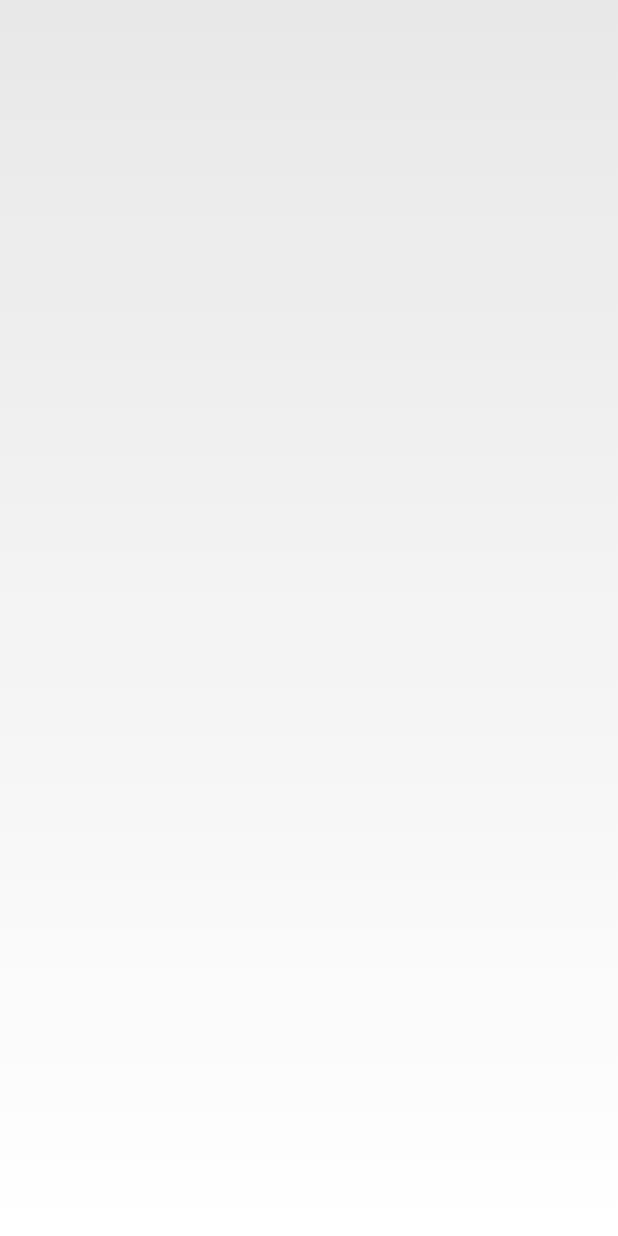
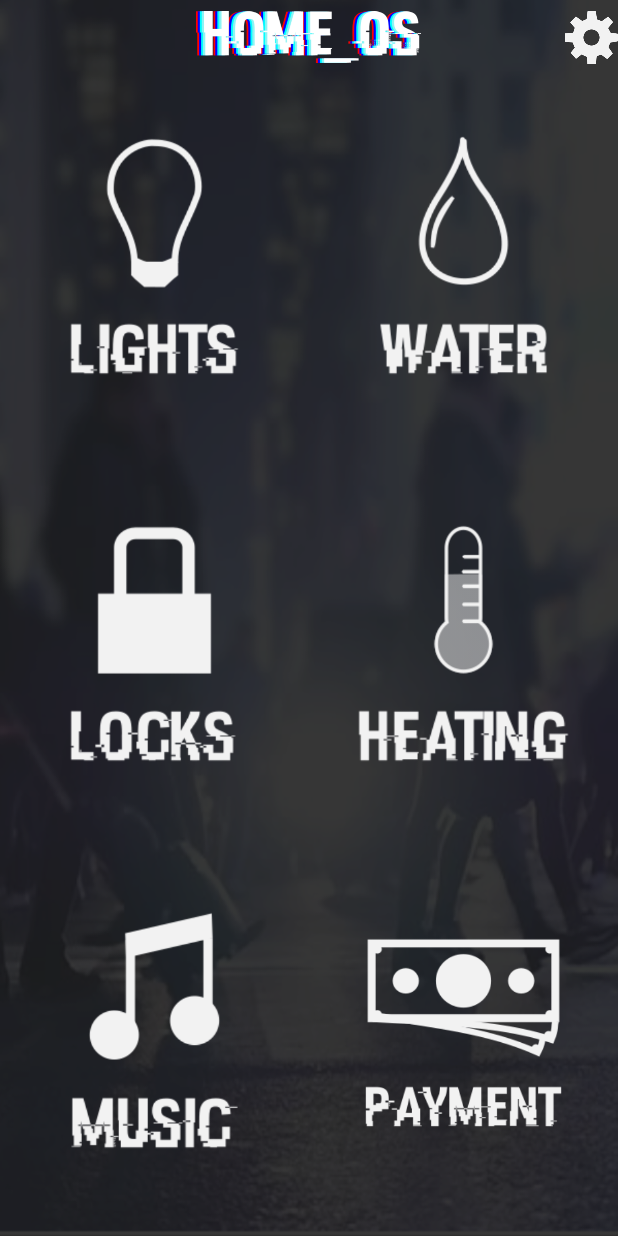
Before and after one commit to obabec/junior.hack.2017, an Android app: the screen it shows after launch (MainMenu), on a phone screen of 412 x 824 dp. Run offline under Robolectric (Android 15) with nearby library versions, the phone set to English and light mode, and no system bars.

Commit message:
Commit with main menu and loading screen working

```diff
--- a/korbar/APP/app/build.gradle
+++ b/korbar/APP/app/build.gradle
@@ -24,4 +24,5 @@ dependencies {
     testImplementation 'junit:junit:4.12'
     androidTestImplementation 'com.android.support.test:runner:1.0.1'
     androidTestImplementation 'com.android.support.test.espresso:espresso-core:3.0.1'
+    compile 'com.github.bumptech.glide:glide:4.4.0'
 }
--- a/korbar/APP/app/src/main/AndroidManifest.xml
+++ b/korbar/APP/app/src/main/AndroidManifest.xml
@@ -10,6 +10,8 @@
         android:supportsRtl="true"
         android:theme="@style/AppTheme">
         <activity android:name=".MainMenu">
+        </activity>
+        <activity android:name=".LoadingActivity">
             <intent-filter>
                 <action android:name="android.intent.action.MAIN" />
 
--- /dev/null
+++ b/korbar/APP/app/src/main/java/com/example/tomaskorb/homeos/LoadingActivity.java
@@ -0,0 +1,34 @@
+package com.example.tomaskorb.homeos;
+
+import android.app.Activity;
+import android.content.Intent;
+import android.os.Bundle;
+import android.os.CountDownTimer;
+import android.widget.ImageView;
+
+import com.bumptech.glide.Glide;
+
+public class LoadingActivity extends Activity {
+
+    @Override
+    protected void onCreate(Bundle savedInstanceState) {
+        super.onCreate(savedInstanceState);
+        setContentView(R.layout.activity_loading);
+
+        Glide.with(this).asGif().load(R.drawable.home_os_mobile).into((ImageView)findViewById(R.id.GifViewer));
+
+        new CountDownTimer(6000, 1000) {
+
+            public void onTick(long millisUntilFinished) {
+
+            }
+
+            public void onFinish() {
+                Intent Zamer = new Intent(LoadingActivity.this,MainMenu.class);
+                startActivity(Zamer);
+                overridePendingTransition(android.R.anim.fade_in,android.R.anim.fade_out);
+            }
+        }.start();
+
+    }
+}
--- /dev/null
+++ b/korbar/APP/app/src/main/res/layout/action_bar.xml
@@ -0,0 +1,26 @@
+<?xml version="1.0" encoding="utf-8"?>
+<RelativeLayout xmlns:android="http://schemas.android.com/apk/res/android"
+    xmlns:tools="http://schemas.android.com/tools"
+    android:layout_width="match_parent"
+    android:layout_height="50dp"
+    tools:showIn="@layout/activity_main_menu">
+
+    <ImageView
+        android:layout_width="150dp"
+        android:layout_height="40dp"
+        android:layout_centerInParent="true"
+        android:src="@drawable/action_bar_logo"
+        />
+
+    <ImageView
+        android:layout_width="35dp"
+        android:layout_height="35dp"
+        android:scaleType="centerCrop"
+        android:layout_alignParentRight="true"
+        android:src="@drawable/settings"
+        android:layout_centerVertical="true"
+        />
+
+
+
+</RelativeLayout>
--- /dev/null
+++ b/korbar/APP/app/src/main/res/layout/activity_loading.xml
@@ -0,0 +1,16 @@
+<?xml version="1.0" encoding="utf-8"?>
+<RelativeLayout xmlns:android="http://schemas.android.com/apk/res/android"
+    xmlns:app="http://schemas.android.com/apk/res-auto"
+    xmlns:tools="http://schemas.android.com/tools"
+    android:layout_width="match_parent"
+    android:layout_height="match_parent"
+    tools:context="com.example.tomaskorb.homeos.LoadingActivity">
+
+    <ImageView
+        android:id="@+id/GifViewer"
+        android:layout_width="match_parent"
+        android:layout_height="match_parent"
+        android:scaleType="centerCrop"
+        />
+
+</RelativeLayout>
--- a/korbar/APP/app/src/main/res/layout/activity_main_menu.xml
+++ b/korbar/APP/app/src/main/res/layout/activity_main_menu.xml
@@ -6,9 +6,56 @@
     android:layout_height="match_parent"
     tools:context="com.example.tomaskorb.homeos.MainMenu"
     android:orientation="vertical"
+    android:background="@drawable/main_menu_background"
     >
 
 <!-- Prvni radek-->
+    <include layout="@layout/action_bar" />
+
+    <LinearLayout
+        android:layout_width="match_parent"
+        android:layout_height="match_parent"
+        android:layout_weight="1"
+        android:orientation="horizontal">
+
+        <LinearLayout
+            android:layout_width="match_parent"
+            android:layout_height="match_parent"
+            android:layout_weight="1"
+            android:orientation="vertical"
+            >
+
+            <ImageView
+                android:layout_width="match_parent"
+                android:layout_height="match_parent"
+                android:scaleType="centerCrop"
+                android:src="@drawable/lights" />
+
+
+
+        </LinearLayout>
+
+        <LinearLayout
+            android:layout_width="match_parent"
+            android:layout_height="match_parent"
+            android:layout_weight="1"
+            android:orientation="vertical"
+            >
+
+            <ImageView
+                android:layout_width="match_parent"
+                android:layout_height="match_parent"
+                android:src="@drawable/water"
+                android:scaleType="centerCrop"
+                />
+
+
+        </LinearLayout>
+
+
+
+    </LinearLayout>
+<!-- Druhy radek-->
     <LinearLayout
         android:layout_width="match_parent"
         android:layout_height="match_parent"
@@ -16,8 +63,40 @@
         android:layout_weight="1"
         >
 
+        <LinearLayout
+            android:layout_width="match_parent"
+            android:layout_height="match_parent"
+            android:layout_weight="1"
+            android:orientation="vertical"
+            >
+
+
+            <ImageView
+                android:id="@+id/imageView"
+                android:layout_width="match_parent"
+                android:layout_height="wrap_content"
+                android:scaleType="centerCrop"
+                android:src="@drawable/locks" />
         </LinearLayout>
 
+        <LinearLayout
+            android:layout_width="match_parent"
+            android:layout_height="match_parent"
+            android:layout_weight="1"
+            android:orientation="vertical"
+            >
+
+
+            <ImageView
+                android:id="@+id/imageView2"
+                android:layout_width="match_parent"
+                android:layout_height="wrap_content"
+                android:scaleType="centerCrop"
+                android:src="@drawable/heating" />
+        </LinearLayout>
+
+    </LinearLayout>
+<!-- Treti radek-->
     <LinearLayout
         android:layout_width="match_parent"
         android:layout_height="match_parent"
@@ -25,17 +104,36 @@
         android:layout_weight="1"
         >
 
-
-    </LinearLayout>
+        <LinearLayout
+            android:layout_width="match_parent"
+            android:layout_height="match_parent"
+            android:layout_weight="1"
+            android:orientation="vertical">
 
 
+            <ImageView
+                android:id="@+id/imageView3"
+                android:layout_width="match_parent"
+                android:layout_height="wrap_content"
+                android:scaleType="centerCrop"
+                android:src="@drawable/music" />
+        </LinearLayout>
 
         <LinearLayout
             android:layout_width="match_parent"
             android:layout_height="match_parent"
-        android:orientation="horizontal"
             android:layout_weight="1"
+            android:orientation="vertical"
             >
 
+
+            <ImageView
+                android:id="@+id/imageView4"
+                android:layout_width="match_parent"
+                android:layout_height="wrap_content"
+                android:src="@drawable/payment" />
         </LinearLayout>
+
     </LinearLayout>
+
+</LinearLayout>
```
Also changed, not shown: korbar/APP/app/src/main/res/drawable/action_bar_logo.png (added), korbar/APP/app/src/main/res/drawable/heating.png (added), korbar/APP/app/src/main/res/drawable/home_os_mobile.gif (added), korbar/APP/app/src/main/res/drawable/lights.png (added), korbar/APP/app/src/main/res/drawable/locks.png (added), korbar/APP/app/src/main/res/drawable/main_menu_background.png (added), korbar/APP/app/src/main/res/drawable/music.png (added), korbar/APP/app/src/main/res/drawable/payment.png (added), korbar/APP/app/src/main/res/drawable/settings.png (added), korbar/APP/app/src/main/res/drawable/water.png (added). Lines whose indentation alone changed are shown as unchanged.
